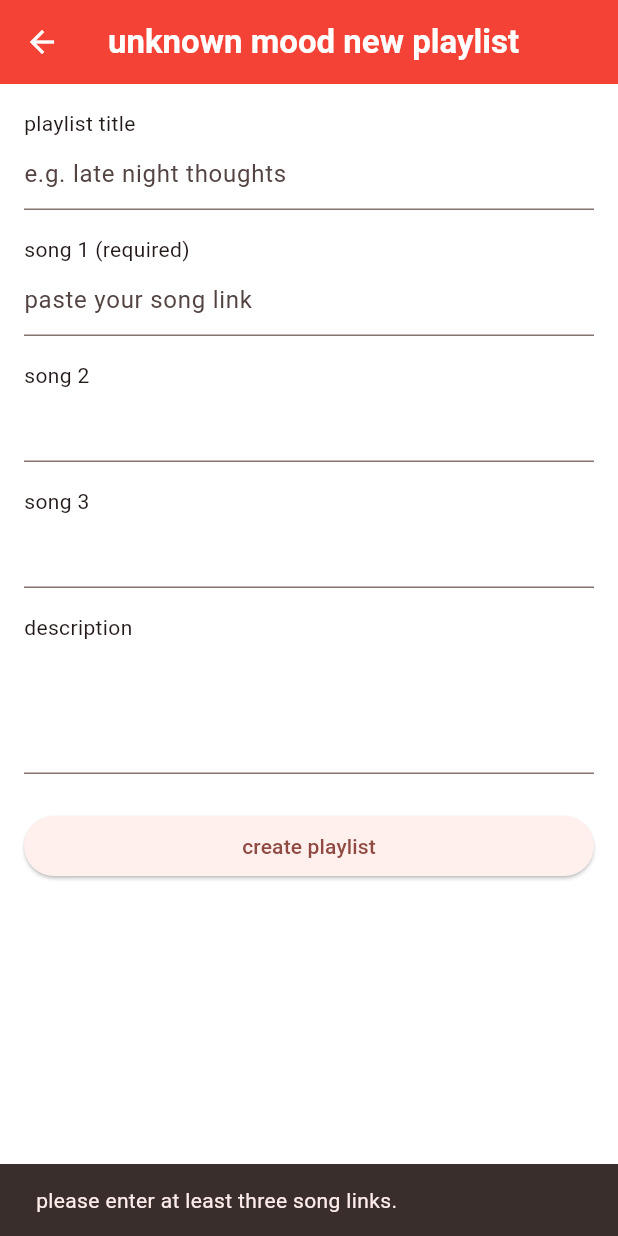
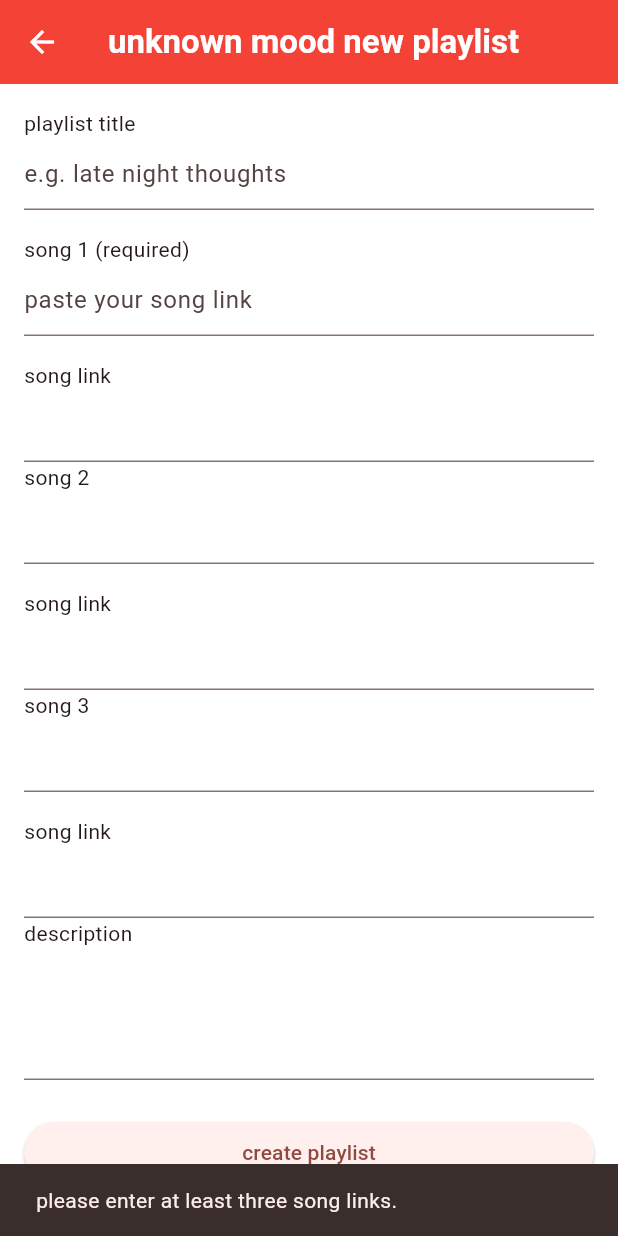
Before and after one commit to rejoicephilip/harmonylink, a Flutter app: the CreatePlaylistScreen screen opened by its route, after a tap on "create playlist", on a phone screen of 412 x 824 dp. Run offline on Flutter 3.47's test engine with Material 3 defaults, Android fonts, the phone set to English and light mode, and no system bars; our stand-ins replace cloud_firestore, firebase_auth, firebase_core, shared_preferences; accounts and stored records are empty; network calls fail.

Commit message:
url launcher in detail screen
https://medium.com/@ravipatel84184/seamlessly-open-urls-in-flutter-with-the-url-launcher-package-530ee98a12c8

```diff
--- a/lib/models/playlist.dart
+++ b/lib/models/playlist.dart
@@ -4,7 +4,7 @@ class Playlist {
   final String id;
   final String mood;
   final String title;
-  final List<String> songs;
+  final List<Map<String, String>> songs;
   final String? description;
   final DateTime createdAt;
   final String? userId;
@@ -23,7 +23,10 @@ class Playlist {
     return {
       'mood': mood,
       'title': title,
-      'songs': songs,
+      'songs': songs.map((song) => {
+        'title': song['title'] ?? '',
+        'link': song['link'] ?? '',
+      }).toList(),
       'description': description,
       'createdAt': createdAt.toIso8601String(),
       'userId': userId,
@@ -32,9 +35,19 @@ class Playlist {
   factory Playlist.fromDoc(DocumentSnapshot<Map<String,dynamic>> doc) {
     final data = doc.data() ?? {};
 
-    final List<dynamic> songsDynamic = data['songs'] ?? [];
-    final List<String> songsList =
-    songsDynamic.map((item) => item.toString()).toList();
+    final List<Map<String, String>> songsList = [];
+    final songsDynamic = data['songs'];
+
+    if (songsDynamic is List) {
+      for (final item in songsDynamic) {
+        if (item is Map<String, dynamic>) {
+          songsList.add({
+            'title': item['title']?.toString() ?? '',
+            'link': item['link']?.toString() ?? '',
+          });
+        }
+      }
+    };
 
     final createdAtValue = data['createdAt'];
     DateTime createdAtDate;
--- a/lib/screens/create_playlist_screen.dart
+++ b/lib/screens/create_playlist_screen.dart
@@ -18,8 +18,11 @@ class _CreatePlaylistScreenState extends State<CreatePlaylistScreen> {
 
   final TextEditingController _titleController = TextEditingController();
   final TextEditingController _song1Controller = TextEditingController();
+  final TextEditingController _song1Link = TextEditingController();
   final TextEditingController _song2Controller = TextEditingController();
+  final TextEditingController _song2Link = TextEditingController();
   final TextEditingController _song3Controller = TextEditingController();
+  final TextEditingController _song3Link = TextEditingController();
   final TextEditingController _descriptionController = TextEditingController();
 
   bool _isSaving = false;
@@ -48,14 +51,27 @@ class _CreatePlaylistScreenState extends State<CreatePlaylistScreen> {
     final String mood =
         (ModalRoute.of(context)?.settings.arguments as String?) ??
             'unknown mood';
+    final List<Map<String, String>> songs = [];
 
-    final List<String> songs = [
-      _song1Controller.text.trim(),
-      if (_song2Controller.text.trim().isNotEmpty)
-        _song2Controller.text.trim(),
-      if (_song3Controller.text.trim().isNotEmpty)
-        _song3Controller.text.trim(),
-    ];
+    if (_song1Controller.text.trim().isNotEmpty || _song1Link.text.trim().isNotEmpty) {
+      songs.add({
+        'title': _song1Controller.text.trim(),
+        'link': _song1Link.text.trim(),
+      });
+    }
+    if (_song2Controller.text.trim().isNotEmpty || _song2Link.text.trim().isNotEmpty) {
+      songs.add({
+        'title': _song2Controller.text.trim(),
+        'link': _song2Link.text.trim(),
+      });
+    }
+    if (_song3Controller.text.trim().isNotEmpty || _song3Link.text.trim().isNotEmpty) {
+      songs.add({
+        'title': _song3Controller.text.trim(),
+        'link': _song3Link.text.trim(),
+      });
+    }
+
 
     final playlist = Playlist(
       id: '',
@@ -120,16 +136,22 @@ class _CreatePlaylistScreenState extends State<CreatePlaylistScreen> {
                   ),
                 ),
                 const SizedBox(height: 16),
+                const Text('song link'),
+                TextField(controller: _song1Link),
                 const Text('song 2'),
                 TextField(
                   controller: _song2Controller,
                 ),
                 const SizedBox(height: 16),
+                const Text('song link'),
+                TextField(controller: _song2Link),
                 const Text('song 3'),
                 TextField(
                   controller: _song3Controller,
                 ),
                 const SizedBox(height: 16),
+                const Text('song link'),
+                TextField(controller: _song3Link),
                 const Text('description'),
                 TextField(
                   controller: _descriptionController,
--- a/lib/screens/playlist_detail_screen.dart
+++ b/lib/screens/playlist_detail_screen.dart
@@ -1,6 +1,8 @@
 import 'package:flutter/material.dart';
 import 'package:firebase_auth/firebase_auth.dart';
 import 'package:provider/provider.dart';
+import 'package:url_launcher/url_launcher.dart';
+
 
 import '../models/playlist.dart';
 import '../providers/playlist_provider.dart';
@@ -91,12 +93,26 @@ class PlaylistDetailScreen extends StatelessWidget {
                   child: ListView.builder(
                     itemCount: playlist.songs.length,
                     itemBuilder: (context, index) {
-                      final song = playlist.songs[index];
+                     final songData = playlist.songs[index];
+                    final song = songData is Map ? songData : {};
+                    final songTitle = song['title'] ?? 'untitled';
+                    final songLink = song['link'] ?? '';
                       return ListTile(
                         leading: const Icon(Icons.music_note),
-                        title: Text(song),
-                        //// LINK ADDITION
-                        onTap: (){},
+                        title: Text(songTitle),
+                        subtitle: Text(songLink.isNotEmpty ? 'tap to open' : 'no link provided'),
+                        onTap: () async {
+                          if (songLink.isNotEmpty) {
+                            final Uri url = Uri.parse(songLink);
+                            if (await canLaunchUrl(url)) {
+                              await launchUrl(url, mode: LaunchMode.externalApplication);
+                            } else {
+                              ScaffoldMessenger.of(context).showSnackBar(
+                                const SnackBar(content: Text('could not open link')),
+                              );
+                            }
+                          }
+                        },
                       );
                     },
                     ),
--- a/pubspec.yaml
+++ b/pubspec.yaml
@@ -36,6 +36,9 @@ dependencies:
   firebase_auth: ^5.4.0
   cloud_firestore: ^5.5.0
   shared_preferences: ^2.2.2
+  url_launcher: ^6.2.5
+
+
 
 
   # The following adds the Cupertino Icons font to your application.
```
Also changed, not shown: pubspec.lock, 5 other files.
